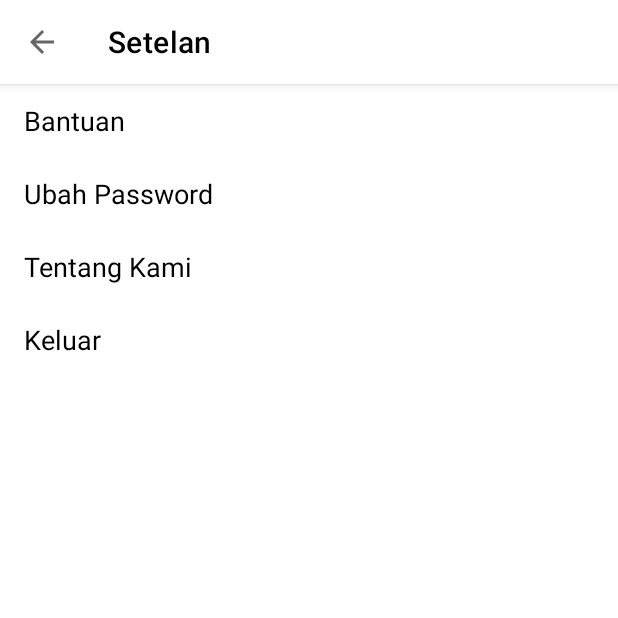
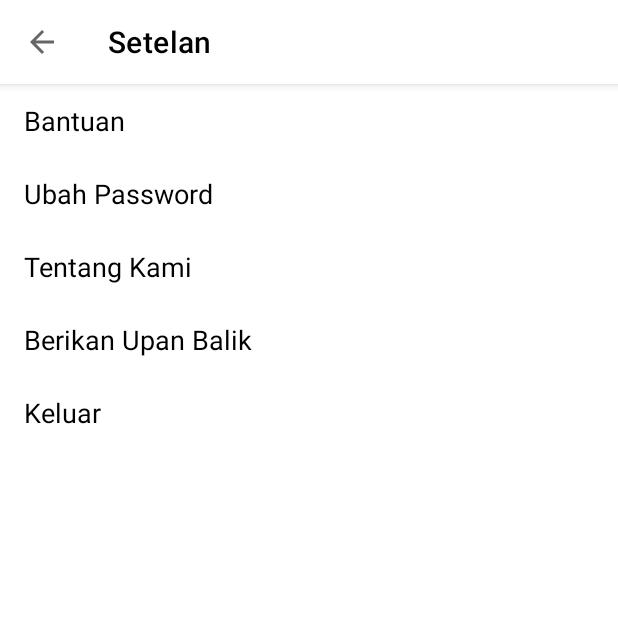
Before and after one commit to Ruang-Opini/ruang-opini, an Android app: the SettingsActivity screen opened directly, with no data from a screen before it, on a phone screen of 412 x 824 dp, the top half of it. Run offline under Robolectric (Android 15) with nearby library versions, the phone set to English and light mode, and no system bars.

Commit message:
add: FirestoreHelpRepository in useCaseModule, HelpViewModel in viewModelModule add: add: feedback item in settings

```diff
--- a/app/src/main/java/id/ruangopini/di/AppModule.kt
+++ b/app/src/main/java/id/ruangopini/di/AppModule.kt
@@ -6,6 +6,7 @@ import id.ruangopini.data.repo.RemoteDataSource
 import id.ruangopini.data.repo.remote.firebase.auth.AuthRepository
 import id.ruangopini.data.repo.remote.firebase.firestore.comment.FirestoreCommentRepository
 import id.ruangopini.data.repo.remote.firebase.firestore.discussion.FirestoreDiscussionRepository
+import id.ruangopini.data.repo.remote.firebase.firestore.help.FirestoreHelpRepository
 import id.ruangopini.data.repo.remote.firebase.firestore.issue.FirestoreIssueRepository
 import id.ruangopini.data.repo.remote.firebase.firestore.post.FirestorePostRepository
 import id.ruangopini.data.repo.remote.firebase.firestore.user.FirestoreUserRepository
@@ -23,6 +24,7 @@ import id.ruangopini.ui.base.reference.ReferenceViewModel
 import id.ruangopini.ui.discussion.create.CreateDiscussionViewModel
 import id.ruangopini.ui.discussion.detail.DetailDiscussionViewModel
 import id.ruangopini.ui.editprofile.EditProfileViewModel
+import id.ruangopini.ui.help.HelpViewModel
 import id.ruangopini.ui.login.LoginViewModel
 import id.ruangopini.ui.policy.detail.DetailPolicyViewModel
 import id.ruangopini.ui.policy.trending.DetailTrendingPolicyViewModel
@@ -100,6 +102,7 @@ val useCaseModule = module {
     single { FirestoreIssueRepository() }
     single { FirestorePostRepository() }
     single { FirestoreCommentRepository() }
+    single { FirestoreHelpRepository() }
 }
 
 val viewModelModule = module {
@@ -119,4 +122,5 @@ val viewModelModule = module {
     viewModel { DetailDiscussionViewModel(get()) }
     viewModel { DetailTrendingPolicyViewModel(get()) }
     viewModel { EditProfileViewModel(get(), get()) }
+    viewModel { HelpViewModel(get()) }
 }
--- a/app/src/main/java/id/ruangopini/ui/settings/SettingsActivity.kt
+++ b/app/src/main/java/id/ruangopini/ui/settings/SettingsActivity.kt
@@ -29,10 +29,10 @@ class SettingsActivity : AppCompatActivity() {
             adapter = SettingsAdapter(
                 this@SettingsActivity,
                 listOf(
-                    // TODO: 5/28/2021 change with exact target
                     ItemSetting("Bantuan", HelpActivity::class.java),
                     ItemSetting("Ubah Password", ChangePasswordActivity::class.java),
                     ItemSetting("Tentang Kami", AboutUsActivity::class.java),
+                    ItemSetting("Berikan Upan Balik"),
                     ItemSetting("Keluar"),
                 )
             )
--- a/app/src/main/java/id/ruangopini/ui/settings/SettingsAdapter.kt
+++ b/app/src/main/java/id/ruangopini/ui/settings/SettingsAdapter.kt
@@ -3,6 +3,7 @@ package id.ruangopini.ui.settings
 import android.app.Activity
 import android.content.Context
 import android.content.Intent
+import android.net.Uri
 import android.view.LayoutInflater
 import android.view.View
 import android.view.ViewGroup
@@ -42,6 +43,7 @@ class SettingsAdapter(
                         context.startActivity(Intent(context, target))
                 }
                 if (setting.target == null) {
+                    if (setting.name == "Keluar") {
                         DialogHelpers.showLoadingDialog(context as Activity, "Keluar...")
                         GlobalScope.launch {
                             delay(2000)
@@ -51,6 +53,9 @@ class SettingsAdapter(
                                 it.finishAffinity()
                             }
                         }
+                    } else context.startActivity(
+                        Intent(Intent.ACTION_VIEW, Uri.parse("https://forms.gle/ePQ8SSSgmn8e9YL3A"))
+                    )
                 }
             }
 
```
Lines whose indentation alone changed are shown as unchanged.
